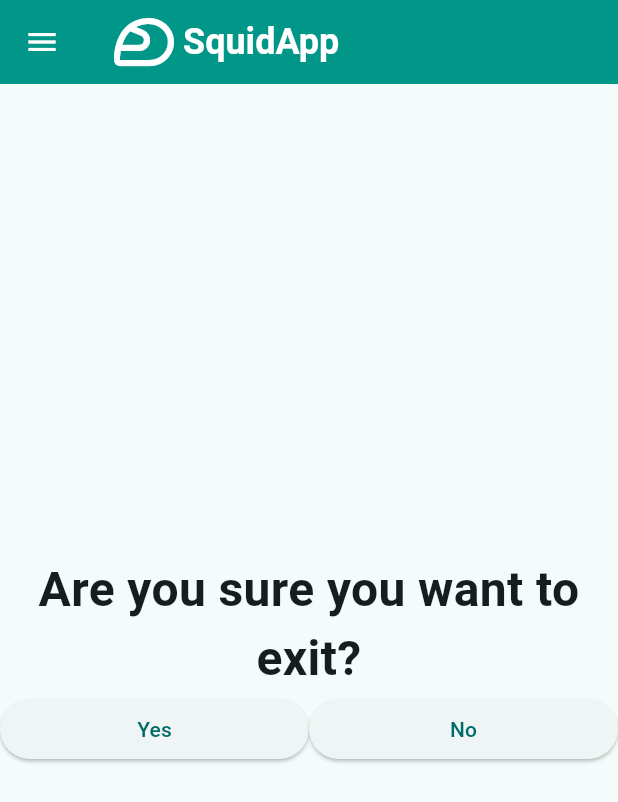
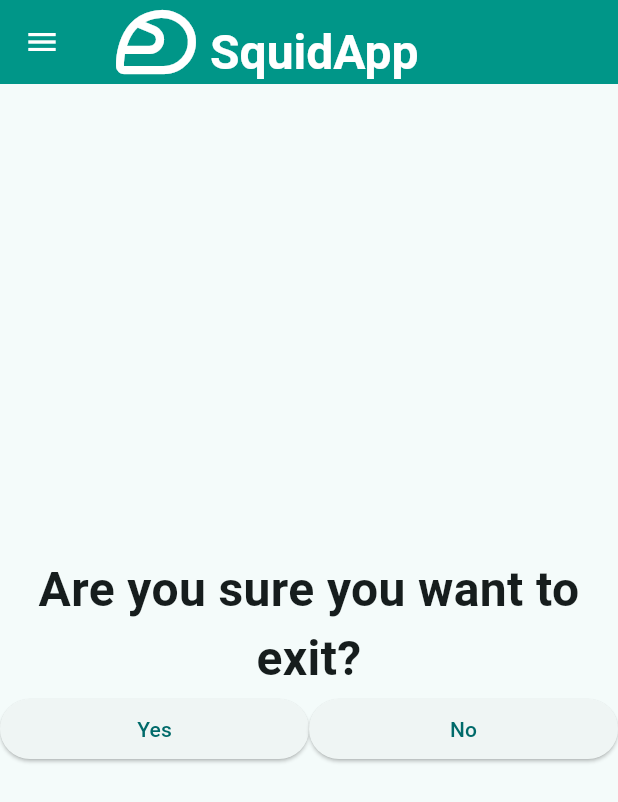
Before and after one commit to laronichill/Vanier-AppDev2-Project, a Flutter app: the logout screen opened by its route, on a phone screen of 412 x 824 dp. Shown: the top 802 px of the screen. Run offline on Flutter 3.47's test engine with Material 2 defaults, Android fonts, the phone set to English and light mode, and no system bars; our stand-ins replace awesome_notifications, decimal, geocoding, geolocator, google_maps_flutter and 1 more; missing offline and left inert: dart:ffi; accounts and stored records are empty.

Commit message:
couple of bug fixes

```diff
--- a/lib/main.dart
+++ b/lib/main.dart
@@ -594,7 +594,9 @@ class _SettingsPageState extends State<SettingsPage> {
       appBar: CustomAppBar(),
       body: Center(
         child: Column(
-          children: [],
+          children: [
+
+          ],
         ),
       ),
       drawer: NavBar(),
@@ -621,19 +623,20 @@ class CustomAppBar extends AppBar {
           ),
           backgroundColor: mainAppColor,
           title: Row(
+            crossAxisAlignment: CrossAxisAlignment.end,
             children: [
               Icon(
                 Icons.sports_motorsports_outlined,
-                size: 48,
+                size: 64,
                 color: Colors.white,
               ),
               Padding(
-                padding: EdgeInsets.all(2),
+                padding: EdgeInsets.all(4),
                 child: Text(
                   "SquidApp",
                   style: TextStyle(
                       color: Colors.white,
-                      fontSize: 24,
+                      fontSize: 32,
                       fontWeight: FontWeight.bold),
                 ),
               ),
@@ -685,16 +688,14 @@ class NavBar extends StatelessWidget {
                         size: 64,
                         color: Colors.white,
                       ),
-                      Padding(
-                        padding: EdgeInsets.all(2),
-                        child: Text(
+                      Text(
                           "SquidApp",
                           style: TextStyle(
                               color: Colors.white,
                               fontSize: 32,
                               fontWeight: FontWeight.bold),
                         ),
-                      ),
+
                     ],
                   ),
                 ),
```
Also changed, not shown: pubspec.lock.
